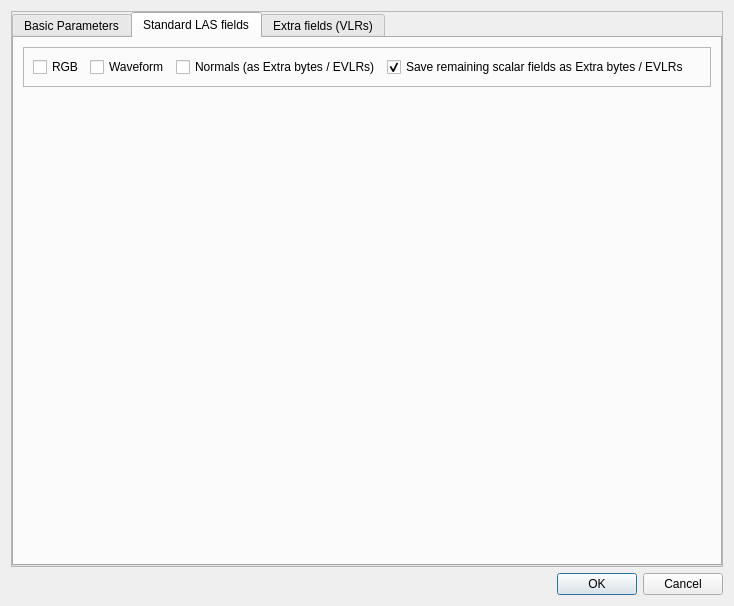
This is plugins/core/IO/qLASIO/ui/lassavedialog.ui in CloudCompare/CloudCompare as Qt 5 draws it before an edit. The edited form follows.
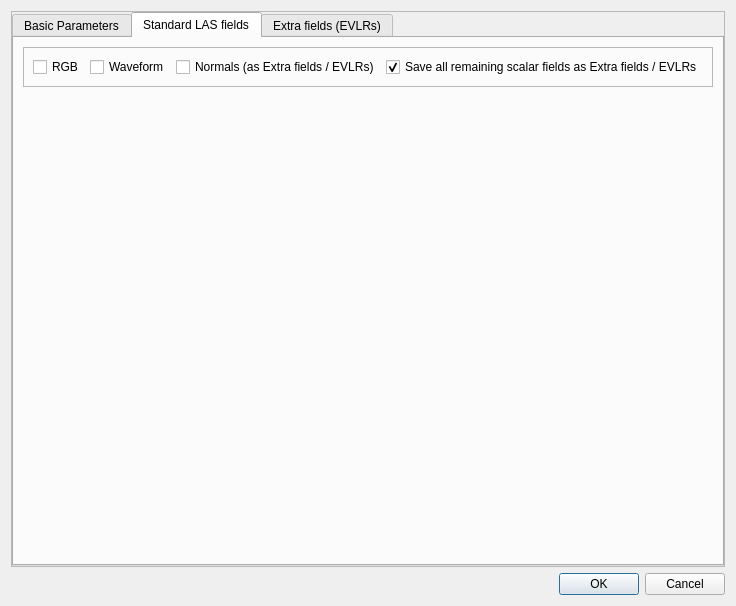
This is the edited form. The open tabs and pages were chosen to show the change.

Commit message: LAS saving dialog: explicitly allow the user to save Extra fields/EVLRs whatever the version is Disable the Extra field tab and hide the option to export SFs to extra fields if no SF is available Hide the 'export normals' option if no normal is available

```diff
--- a/plugins/core/IO/qLASIO/ui/lassavedialog.ui
+++ b/plugins/core/IO/qLASIO/ui/lassavedialog.ui
@@ -7,7 +7,7 @@
     <x>0</x>
     <y>0</y>
     <width>680</width>
-    <height>600</height>
+    <height>580</height>
    </rect>
   </property>
   <property name="windowTitle">
@@ -508,7 +508,7 @@
 Requires LAS 1.4 file version.</string>
                </property>
                <property name="text">
-                <string>Normals (as Extra bytes / EVLRs)</string>
+                <string>Normals (as Extra fields / EVLRs)</string>
                </property>
               </widget>
              </item>
@@ -519,13 +519,26 @@
 Requires LAS 1.4 file version.</string>
                </property>
                <property name="text">
-                <string>Save remaining scalar fields as Extra bytes / EVLRs</string>
+                <string>Save all remaining scalar fields as Extra fields / EVLRs</string>
                </property>
                <property name="checked">
                 <bool>true</bool>
                </property>
               </widget>
              </item>
+             <item>
+              <spacer name="horizontalSpacer">
+               <property name="orientation">
+                <enum>Qt::Horizontal</enum>
+               </property>
+               <property name="sizeHint" stdset="0">
+                <size>
+                 <width>40</width>
+                 <height>20</height>
+                </size>
+               </property>
+              </spacer>
+             </item>
             </layout>
            </widget>
           </item>
@@ -546,7 +559,7 @@
         </widget>
         <widget class="QWidget" name="extraScalarFieldsTab">
          <attribute name="title">
-          <string>Extra fields (VLRs)</string>
+          <string>Extra fields (EVLRs)</string>
          </attribute>
          <layout class="QVBoxLayout" name="verticalLayout_7">
           <item>
```
Left out of the diff: 6 changed lines with no effect on the pictures. The commit also changes 2 other files.
